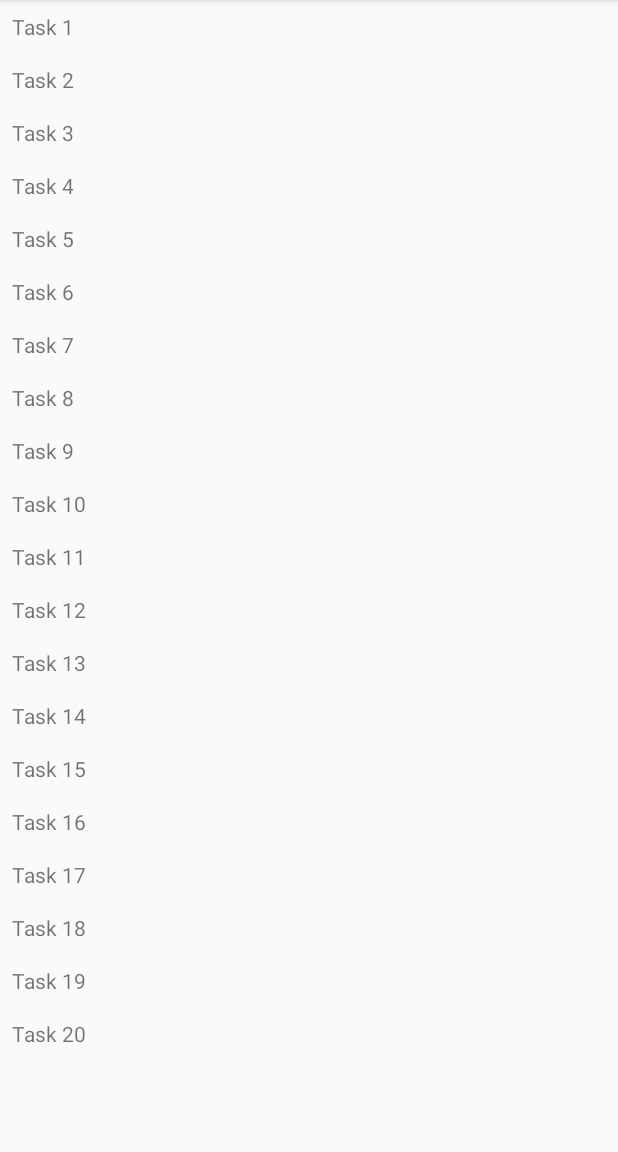
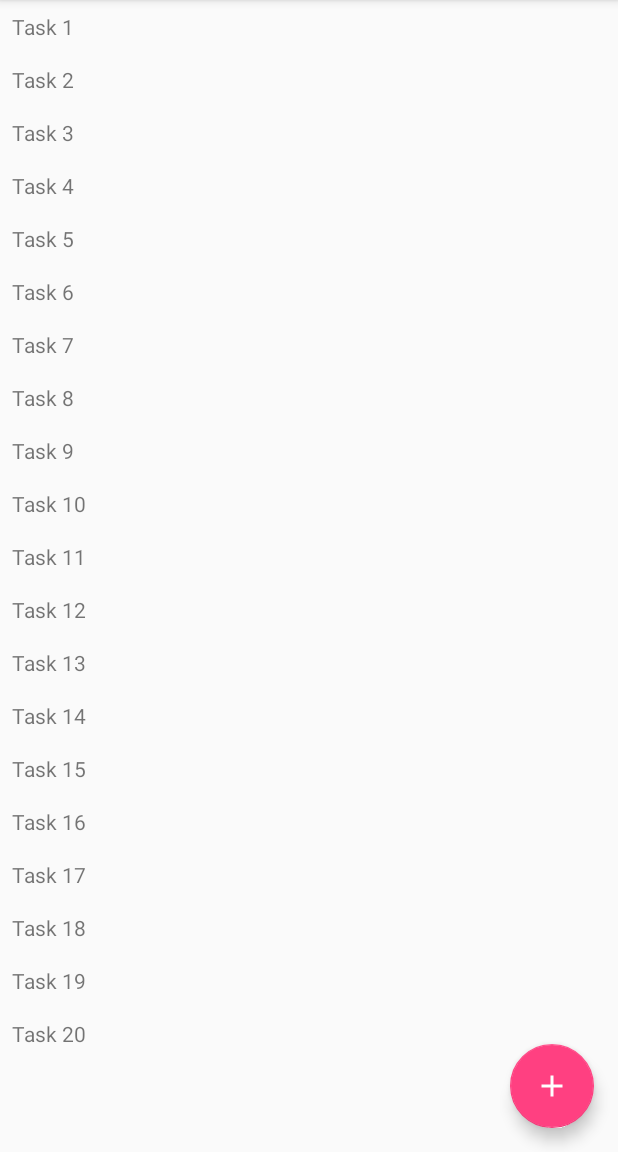
Before and after one commit to JulienArzul/BaseMVP, an Android app: the screen it shows after launch (TaskListActivity), on a phone screen of 412 x 824 dp, the part 84-1236 px from its top. Run offline under Robolectric (Android 15) with nearby library versions, the phone set to English and light mode, and no system bars.

Commit message:
Feat:(Add Task) Added FAB button in the task list to add a new task

```diff
--- a/sample/src/main/java/com/julienarzul/basemvp/sample/ui/taskList/TaskListContract.java
+++ b/sample/src/main/java/com/julienarzul/basemvp/sample/ui/taskList/TaskListContract.java
@@ -18,6 +18,8 @@ interface TaskListContract {
         void displayErrorView();
 
         void launchTaskDetailsScreen(Task task);
+
+        void launchAddTaskScreen();
     }
 
     interface Presenter extends MvpContract.Presenter<View> {
@@ -25,5 +27,7 @@ interface TaskListContract {
         void loadData();
 
         void onTaskItemClicked(Task clickedTask);
+
+        void onAddTaskButtonClicked();
     }
 }
--- a/sample/src/main/java/com/julienarzul/basemvp/sample/ui/taskList/TaskListPresenter.java
+++ b/sample/src/main/java/com/julienarzul/basemvp/sample/ui/taskList/TaskListPresenter.java
@@ -29,6 +29,11 @@ class TaskListPresenter extends BasePresenter<TaskListContract.View> implements
     @Override
     public void onTaskItemClicked(Task clickedTask) {
         this.view.launchTaskDetailsScreen(clickedTask);
+    }
+
+    @Override
+    public void onAddTaskButtonClicked() {
+        this.view.launchAddTaskScreen();
     }
 
     private void onGetTaskListSucceeded(List<Task> taskList) {
--- /dev/null
+++ b/sample/src/main/res/drawable/ic_add_black_24dp.xml
@@ -0,0 +1,9 @@
+<vector xmlns:android="http://schemas.android.com/apk/res/android"
+        android:width="24dp"
+        android:height="24dp"
+        android:viewportHeight="24.0"
+        android:viewportWidth="24.0">
+    <path
+        android:fillColor="#FF000000"
+        android:pathData="M19,13h-6v6h-2v-6H5v-2h6V5h2v6h6v2z"/>
+</vector>
--- a/sample/src/main/res/layout/activity_task_list.xml
+++ b/sample/src/main/res/layout/activity_task_list.xml
@@ -1,5 +1,21 @@
 <?xml version="1.0" encoding="utf-8"?>
-<android.support.v7.widget.RecyclerView xmlns:android="http://schemas.android.com/apk/res/android"
-                                        android:id="@+id/recyclerview"
-                                        android:layout_width="match_parent"
-                                        android:layout_height="match_parent"/>
+<FrameLayout xmlns:android="http://schemas.android.com/apk/res/android"
+             android:layout_width="match_parent"
+             android:layout_height="match_parent">
+
+    <android.support.v7.widget.RecyclerView
+        android:id="@+id/recyclerview"
+        android:layout_width="match_parent"
+        android:layout_height="match_parent"/>
+
+    <android.support.design.widget.FloatingActionButton
+        android:id="@+id/task_list_add_button"
+        android:layout_width="wrap_content"
+        android:layout_height="wrap_content"
+        android:layout_gravity="bottom|end"
+        android:layout_marginBottom="16dp"
+        android:layout_marginEnd="16dp"
+        android:src="@drawable/ic_add_black_24dp"
+        android:tint="@android:color/white"/>
+
+</FrameLayout>
```
Also changed, not shown: sample/src/main/java/com/julienarzul/basemvp/sample/ui/taskList/TaskListActivity.java (+18 -0 lines), sample/src/main/res/values/dimens.xml (added, +9 -0 lines).
